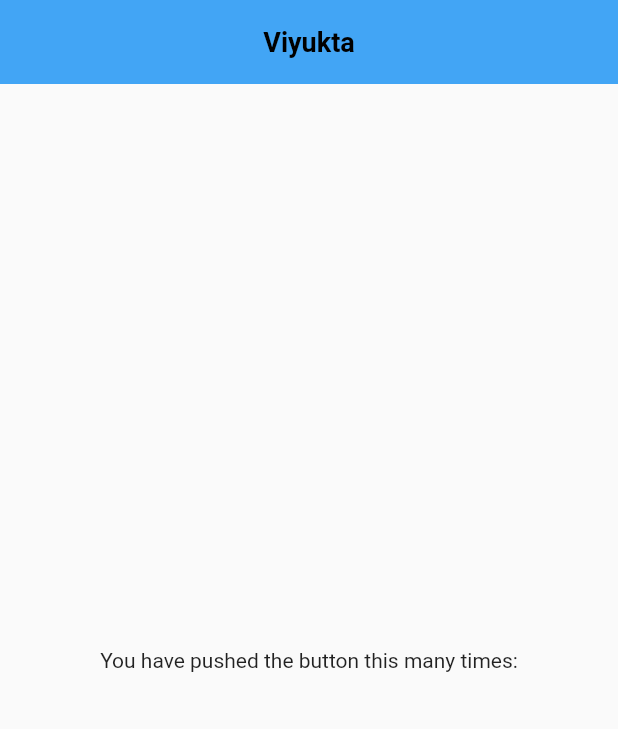
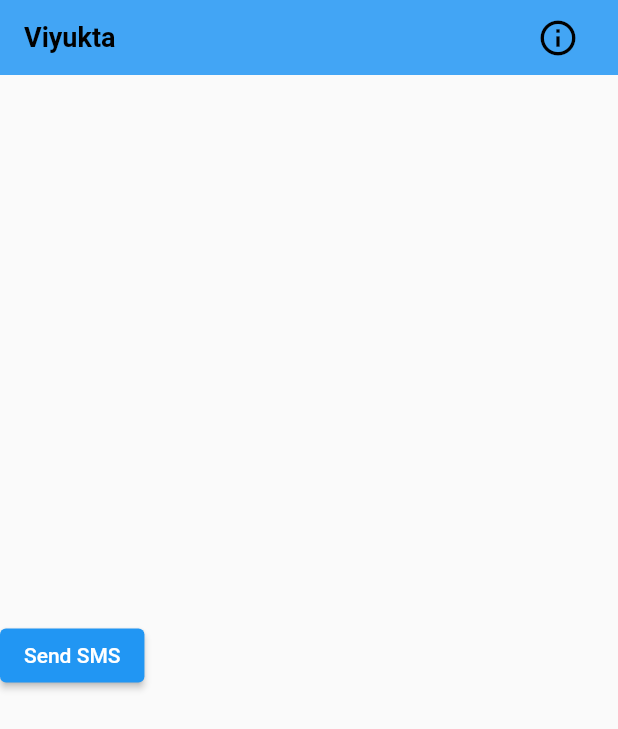
Before and after one commit to vigneshksaithal/viyukta, a Flutter app: the screen it shows after launch, on a phone screen of 412 x 824 dp. Shown: the top 729 px of the screen. Run offline on Flutter 3.47's test engine with Material 2 defaults, Android fonts, the phone set to English and light mode, and no system bars; our stand-ins replace flutter_riverpod; missing offline and left inert: flutter_sms.

Commit message:
Create top navigation bar

```diff
--- a/lib/pages/homepage/homepage.dart
+++ b/lib/pages/homepage/homepage.dart
@@ -1,21 +1,38 @@
 import 'package:flutter/material.dart';
+import 'package:flutter_sms/flutter_sms.dart';
+
+import 'widgets/top_navigation_bar.dart';
 
 class HomePage extends StatelessWidget {
   const HomePage({super.key});
 
   @override
   Widget build(BuildContext context) {
-    return Scaffold(
-      appBar: AppBar(
-        title: const Text('Viyukta'),
-      ),
-      body: Center(
-        child: Column(
+    return SafeArea(
+      child: Scaffold(
+        appBar: const PreferredSize(
+          preferredSize: Size.fromHeight(50),
+          child: TopNavigationBar(),
+        ),
+        body: Column(
           mainAxisAlignment: MainAxisAlignment.center,
-          children: const <Widget>[
-            Text(
-              'You have pushed the button this many times:',
-            )
+          children: <Widget>[
+            ElevatedButton(
+              onPressed: () async {
+                List<String> recipents = ["9353924958"];
+
+                await sendSMS(
+                  message: "message as",
+                  recipients: recipents,
+                  sendDirect: true,
+                ).catchError((onError) {
+                  // print(onError);
+                  return onError;
+                });
+                // print(result);
+              },
+              child: const Text('Send SMS'),
+            ),
           ],
         ),
       ),
--- /dev/null
+++ b/lib/pages/homepage/widgets/top_navigation_bar.dart
@@ -0,0 +1,24 @@
+import 'package:flutter/material.dart';
+
+class TopNavigationBar extends StatelessWidget {
+  const TopNavigationBar({
+    super.key,
+  });
+
+  @override
+  Widget build(BuildContext context) {
+    return AppBar(
+      title: Row(
+        mainAxisAlignment: MainAxisAlignment.spaceBetween,
+        children: [
+          const Text('Viyukta'),
+          IconButton(
+            onPressed: () {},
+            icon: const Icon(Icons.info_outline),
+            iconSize: 28,
+          ),
+        ],
+      ),
+    );
+  }
+}
```
